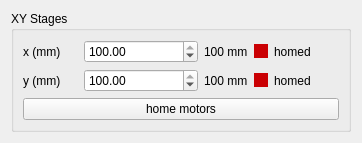
The window that gui_design/xystage.ui (baukekooger/XY_Measurement) describes before a commit, drawn with Qt 5.
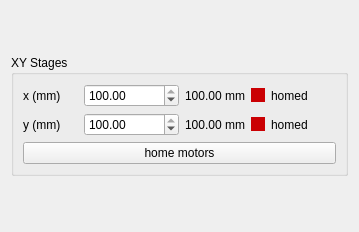
The same window after the commit.

What changed in the file:
```diff
--- a/gui_design/xystage.ui
+++ b/gui_design/xystage.ui
@@ -6,8 +6,8 @@
    <rect>
     <x>0</x>
     <y>0</y>
-    <width>362</width>
-    <height>132</height>
+    <width>359</width>
+    <height>232</height>
    </rect>
   </property>
   <property name="sizePolicy">
@@ -396,6 +396,15 @@
                   <verstretch>0</verstretch>
                  </sizepolicy>
                 </property>
+                <property name="accessibleDescription">
+                 <string/>
+                </property>
+                <property name="frame">
+                 <bool>true</bool>
+                </property>
+                <property name="prefix">
+                 <string/>
+                </property>
                 <property name="maximum">
                  <double>100.000000000000000</double>
                 </property>
@@ -412,8 +421,14 @@
                   <verstretch>0</verstretch>
                  </sizepolicy>
                 </property>
+                <property name="minimumSize">
+                 <size>
+                  <width>55</width>
+                  <height>0</height>
+                 </size>
+                </property>
                 <property name="text">
-                 <string>100 mm</string>
+                 <string>100.00 mm</string>
                 </property>
                </widget>
               </item>
@@ -503,8 +518,14 @@
                   <verstretch>0</verstretch>
                  </sizepolicy>
                 </property>
+                <property name="minimumSize">
+                 <size>
+                  <width>55</width>
+                  <height>0</height>
+                 </size>
+                </property>
                 <property name="text">
-                 <string>100 mm</string>
+                 <string>100.00 mm</string>
                 </property>
                </widget>
               </item>
```
Left out of the diff: 12 changed lines with no effect on the pictures.
